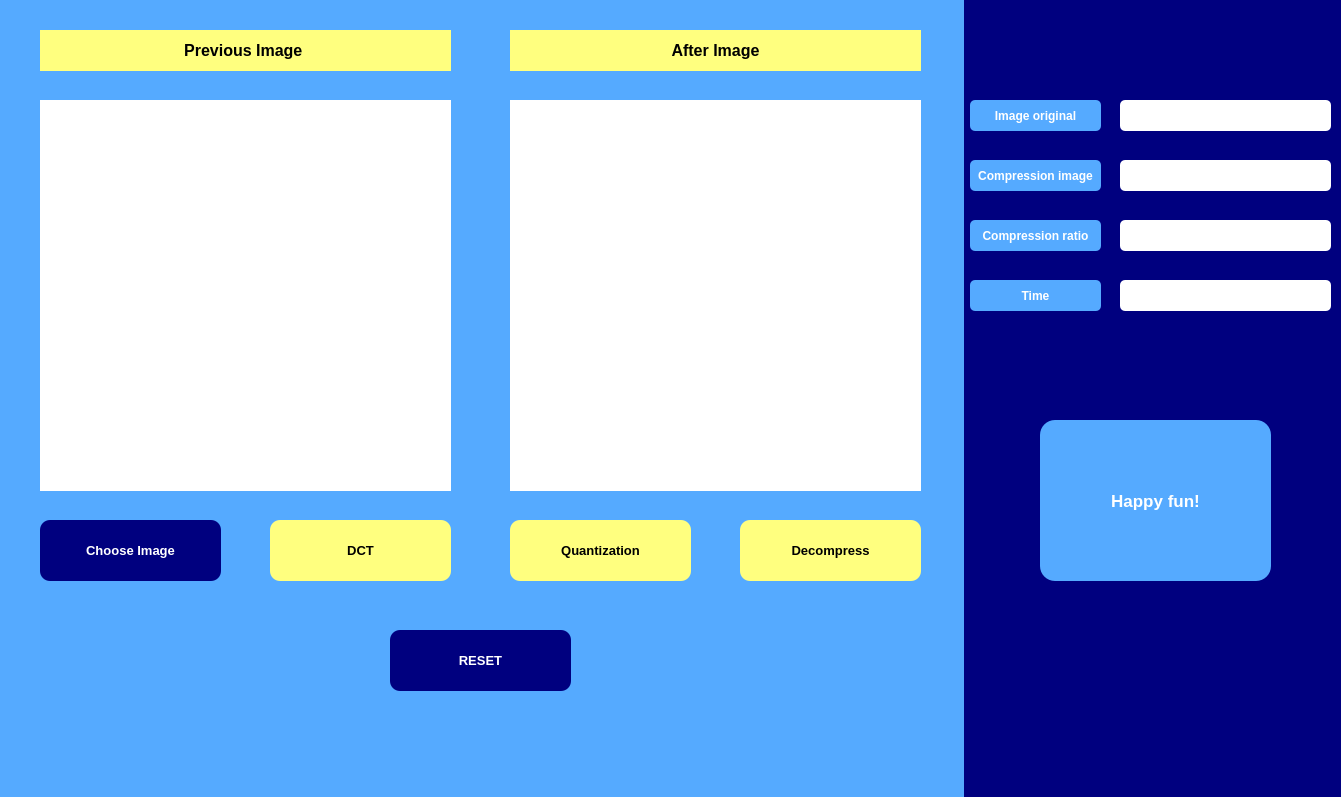
Above: demo.ui from maicg01/jpegCompression before the change. Below: the same form after it.
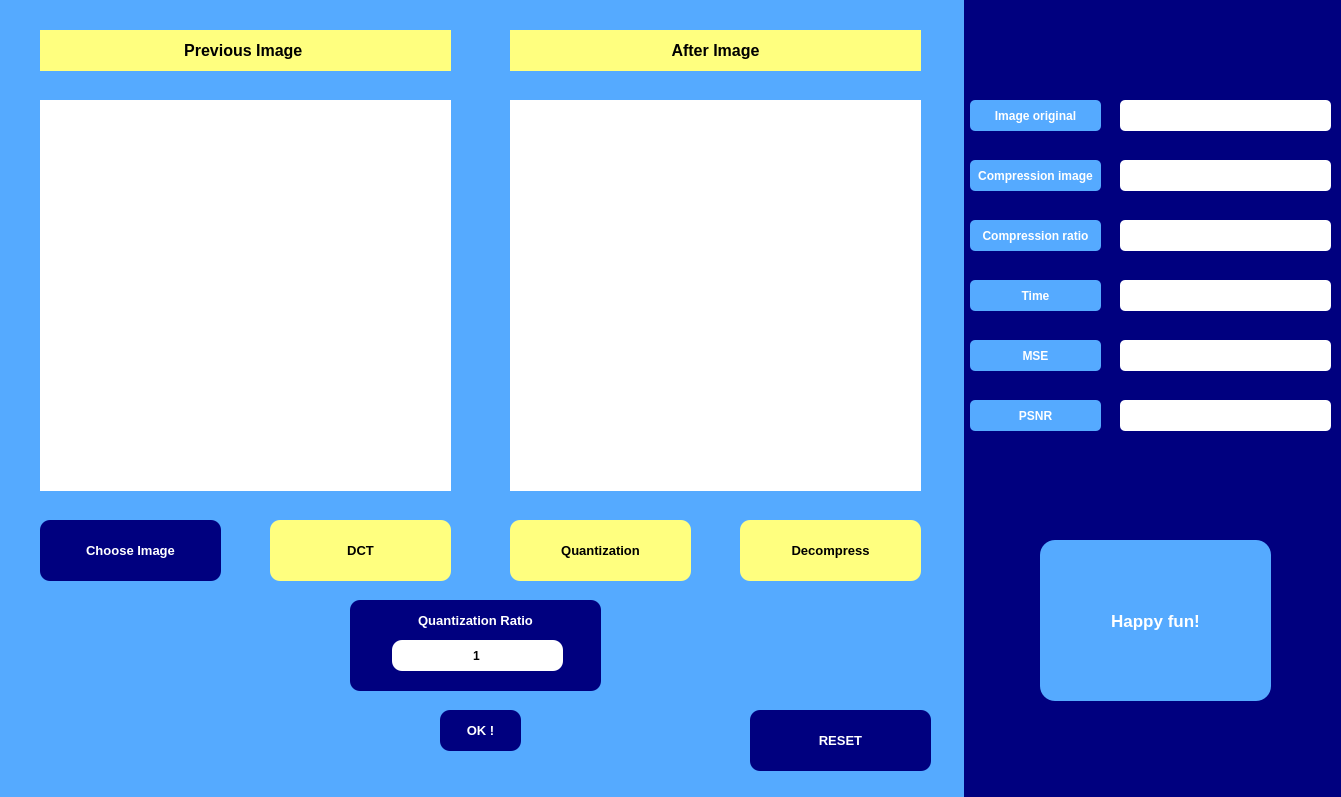
That is the form after the change.

```diff
--- a/demo.ui
+++ b/demo.ui
@@ -276,8 +276,8 @@
    <widget class="QPushButton" name="Reset">
     <property name="geometry">
      <rect>
-      <x>390</x>
-      <y>630</y>
+      <x>750</x>
+      <y>710</y>
       <width>181</width>
       <height>61</height>
      </rect>
@@ -538,7 +538,7 @@
     <property name="geometry">
      <rect>
       <x>1040</x>
-      <y>420</y>
+      <y>540</y>
       <width>231</width>
       <height>161</height>
      </rect>
@@ -565,6 +565,217 @@
      <bool>true</bool>
     </property>
    </widget>
+   <widget class="QLabel" name="label">
+    <property name="geometry">
+     <rect>
+      <x>350</x>
+      <y>600</y>
+      <width>251</width>
+      <height>91</height>
+     </rect>
+    </property>
+    <property name="styleSheet">
+     <string notr="true">background-color: rgb(0, 0, 127);
+color: rgb(255, 255, 255);
+border-radius: 10px;
+</string>
+    </property>
+    <property name="text">
+     <string/>
+    </property>
+   </widget>
+   <widget class="QLabel" name="labelQRatio">
+    <property name="geometry">
+     <rect>
+      <x>390</x>
+      <y>610</y>
+      <width>171</width>
+      <height>21</height>
+     </rect>
+    </property>
+    <property name="font">
+     <font>
+      <pointsize>10</pointsize>
+      <weight>75</weight>
+      <bold>true</bold>
+     </font>
+    </property>
+    <property name="styleSheet">
+     <string notr="true">background-color: rgb(0, 0, 127);
+color: rgb(255, 255, 255);
+border-radius: 5px;
+</string>
+    </property>
+    <property name="text">
+     <string>Quantization Ratio</string>
+    </property>
+    <property name="alignment">
+     <set>Qt::AlignCenter</set>
+    </property>
+   </widget>
+   <widget class="QPushButton" name="buttonOK">
+    <property name="geometry">
+     <rect>
+      <x>440</x>
+      <y>710</y>
+      <width>81</width>
+      <height>41</height>
+     </rect>
+    </property>
+    <property name="font">
+     <font>
+      <pointsize>10</pointsize>
+      <weight>75</weight>
+      <bold>true</bold>
+     </font>
+    </property>
+    <property name="styleSheet">
+     <string notr="true">background-color: rgb(0, 0, 127);
+color: rgb(255, 255, 255);
+border-radius: 10px;
+</string>
+    </property>
+    <property name="text">
+     <string>OK !</string>
+    </property>
+   </widget>
+   <widget class="QLabel" name="labelMSE">
+    <property name="geometry">
+     <rect>
+      <x>970</x>
+      <y>340</y>
+      <width>131</width>
+      <height>31</height>
+     </rect>
+    </property>
+    <property name="font">
+     <font>
+      <weight>75</weight>
+      <bold>true</bold>
+     </font>
+    </property>
+    <property name="styleSheet">
+     <string notr="true">color: rgb(255, 255, 255);
+border-radius: 5px;
+</string>
+    </property>
+    <property name="text">
+     <string>MSE</string>
+    </property>
+    <property name="alignment">
+     <set>Qt::AlignCenter</set>
+    </property>
+   </widget>
+   <widget class="QLabel" name="labelPSNR">
+    <property name="geometry">
+     <rect>
+      <x>970</x>
+      <y>400</y>
+      <width>131</width>
+      <height>31</height>
+     </rect>
+    </property>
+    <property name="font">
+     <font>
+      <weight>75</weight>
+      <bold>true</bold>
+     </font>
+    </property>
+    <property name="styleSheet">
+     <string notr="true">color: rgb(255, 255, 255);
+border-radius: 5px;
+</string>
+    </property>
+    <property name="text">
+     <string>PSNR</string>
+    </property>
+    <property name="alignment">
+     <set>Qt::AlignCenter</set>
+    </property>
+   </widget>
+   <widget class="QLabel" name="disMSE">
+    <property name="geometry">
+     <rect>
+      <x>1120</x>
+      <y>340</y>
+      <width>211</width>
+      <height>31</height>
+     </rect>
+    </property>
+    <property name="font">
+     <font>
+      <weight>75</weight>
+      <bold>true</bold>
+     </font>
+    </property>
+    <property name="styleSheet">
+     <string notr="true">border-radius: 5px;
+color: rgb(0, 0, 0);
+background-color: rgb(255, 255, 255);</string>
+    </property>
+    <property name="text">
+     <string/>
+    </property>
+    <property name="alignment">
+     <set>Qt::AlignCenter</set>
+    </property>
+   </widget>
+   <widget class="QLabel" name="disPSNR">
+    <property name="geometry">
+     <rect>
+      <x>1120</x>
+      <y>400</y>
+      <width>211</width>
+      <height>31</height>
+     </rect>
+    </property>
+    <property name="font">
+     <font>
+      <weight>75</weight>
+      <bold>true</bold>
+     </font>
+    </property>
+    <property name="styleSheet">
+     <string notr="true">border-radius: 5px;
+color: rgb(0, 0, 0);
+background-color: rgb(255, 255, 255);</string>
+    </property>
+    <property name="text">
+     <string/>
+    </property>
+    <property name="alignment">
+     <set>Qt::AlignCenter</set>
+    </property>
+   </widget>
+   <widget class="QLineEdit" name="setQratio">
+    <property name="geometry">
+     <rect>
+      <x>392</x>
+      <y>640</y>
+      <width>171</width>
+      <height>31</height>
+     </rect>
+    </property>
+    <property name="font">
+     <font>
+      <pointsize>9</pointsize>
+      <weight>75</weight>
+      <bold>true</bold>
+     </font>
+    </property>
+    <property name="styleSheet">
+     <string notr="true">background-color: rgb(255, 255, 255);
+border-radius: 10px;
+color: rgb(0, 0, 0);
+</string>
+    </property>
+    <property name="text">
+     <string>1</string>
+    </property>
+    <property name="alignment">
+     <set>Qt::AlignCenter</set>
+    </property>
+   </widget>
   </widget>
  </widget>
  <resources/>
```
